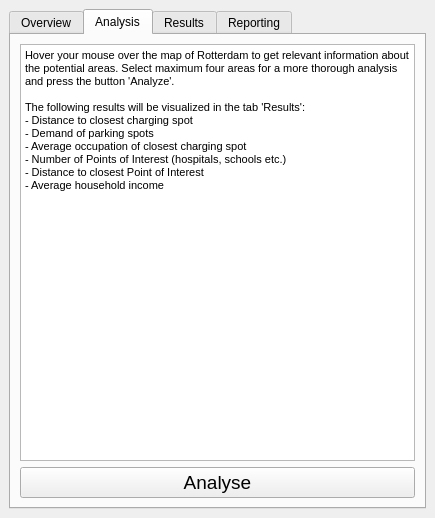
First picture: the form in SpatialDecision/spatial_decision_dockwidget_base.ui, repository JoostvanB/GEO1005, before the edit.
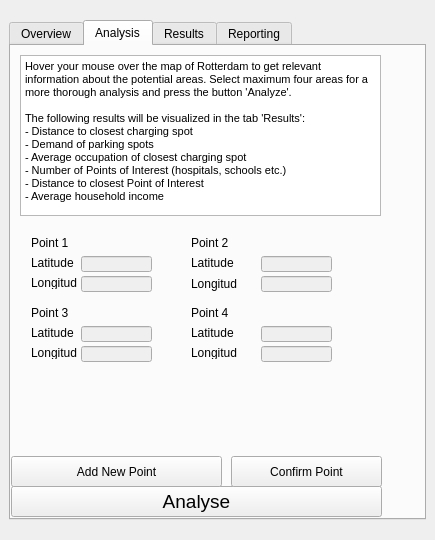
Second picture: the form after the edit. The open tabs and pages were chosen to show the change. Icons and pictures are not drawn.

What changed in the file:
```diff
--- a/SpatialDecision/spatial_decision_dockwidget_base.ui
+++ b/SpatialDecision/spatial_decision_dockwidget_base.ui
@@ -2,6 +2,14 @@
 <ui version="4.0">
  <class>SpatialDecisionDockWidgetBase</class>
  <widget class="QDockWidget" name="SpatialDecisionDockWidgetBase">
+  <property name="geometry">
+   <rect>
+    <x>0</x>
+    <y>0</y>
+    <width>394</width>
+    <height>540</height>
+   </rect>
+  </property>
   <property name="maximumSize">
    <size>
     <width>495</width>
@@ -12,8 +20,8 @@
    <string>SDSS Template</string>
   </property>
   <widget class="QWidget" name="dockWidgetContents">
-   <layout class="QHBoxLayout" name="horizontalLayout">
-    <item>
+   <layout class="QGridLayout" name="gridLayout_2">
+    <item row="0" column="0">
      <widget class="QTabWidget" name="sampleWidgets">
       <property name="sizePolicy">
        <sizepolicy hsizetype="Expanding" vsizetype="Maximum">
@@ -175,17 +183,20 @@
        <attribute name="title">
         <string>Analysis</string>
        </attribute>
-       <layout class="QFormLayout" name="formLayout_4">
-        <property name="fieldGrowthPolicy">
-         <enum>QFormLayout::FieldsStayAtSizeHint</enum>
+       <widget class="QTextBrowser" name="textBrowser">
+        <property name="geometry">
+         <rect>
+          <x>9</x>
+          <y>9</y>
+          <width>361</width>
+          <height>161</height>
+         </rect>
         </property>
-        <item row="0" column="0" colspan="2">
-         <widget class="QTextBrowser" name="textBrowser">
-          <property name="html">
-           <string>&lt;!DOCTYPE HTML PUBLIC &quot;-//W3C//DTD HTML 4.0//EN&quot; &quot;http://www.w3.org/TR/REC-html40/strict.dtd&quot;&gt;
+        <property name="html">
+         <string>&lt;!DOCTYPE HTML PUBLIC &quot;-//W3C//DTD HTML 4.0//EN&quot; &quot;http://www.w3.org/TR/REC-html40/strict.dtd&quot;&gt;
 &lt;html&gt;&lt;head&gt;&lt;meta name=&quot;qrichtext&quot; content=&quot;1&quot; /&gt;&lt;style type=&quot;text/css&quot;&gt;
 p, li { white-space: pre-wrap; }
-&lt;/style&gt;&lt;/head&gt;&lt;body style=&quot; font-family:'MS Shell Dlg 2'; font-size:7.5pt; font-weight:400; font-style:normal;&quot;&gt;
+&lt;/style&gt;&lt;/head&gt;&lt;body style=&quot; font-family:'MS Shell Dlg 2'; font-size:8.25pt; font-weight:400; font-style:normal;&quot;&gt;
 &lt;p style=&quot; margin-top:0px; margin-bottom:0px; margin-left:0px; margin-right:0px; -qt-block-indent:0; text-indent:0px;&quot;&gt;&lt;span style=&quot; font-size:8pt;&quot;&gt;Hover your mouse over the map of Rotterdam to get relevant information about the potential areas. Select maximum four areas for a more thorough analysis and press the button 'Analyze'. &lt;/span&gt;&lt;/p&gt;
 &lt;p style=&quot;-qt-paragraph-type:empty; margin-top:0px; margin-bottom:0px; margin-left:0px; margin-right:0px; -qt-block-indent:0; text-indent:0px; font-size:8pt;&quot;&gt;&lt;br /&gt;&lt;/p&gt;
 &lt;p style=&quot; margin-top:0px; margin-bottom:0px; margin-left:0px; margin-right:0px; -qt-block-indent:0; text-indent:0px;&quot;&gt;&lt;span style=&quot; font-size:8pt;&quot;&gt;The following results will be visualized in the tab 'Results':&lt;/span&gt;&lt;/p&gt;
@@ -195,22 +206,312 @@
 &lt;p style=&quot; margin-top:0px; margin-bottom:0px; margin-left:0px; margin-right:0px; -qt-block-indent:0; text-indent:0px;&quot;&gt;&lt;span style=&quot; font-size:8pt;&quot;&gt;- Number of Points of Interest (hospitals, schools etc.)&lt;/span&gt;&lt;/p&gt;
 &lt;p style=&quot; margin-top:0px; margin-bottom:0px; margin-left:0px; margin-right:0px; -qt-block-indent:0; text-indent:0px;&quot;&gt;&lt;span style=&quot; font-size:8pt;&quot;&gt;- Distance to closest Point of Interest&lt;/span&gt;&lt;/p&gt;
 &lt;p style=&quot; margin-top:0px; margin-bottom:0px; margin-left:0px; margin-right:0px; -qt-block-indent:0; text-indent:0px;&quot;&gt;&lt;span style=&quot; font-size:8pt;&quot;&gt;- Average household income&lt;/span&gt;&lt;/p&gt;&lt;/body&gt;&lt;/html&gt;</string>
-          </property>
-         </widget>
-        </item>
-        <item row="1" column="0" colspan="2">
-         <widget class="QPushButton" name="pushButton">
-          <property name="font">
-           <font>
-            <pointsize>14</pointsize>
-           </font>
-          </property>
-          <property name="text">
-           <string>Analyse</string>
-          </property>
-         </widget>
-        </item>
-       </layout>
+        </property>
+       </widget>
+       <widget class="QPushButton" name="pushButton">
+        <property name="geometry">
+         <rect>
+          <x>0</x>
+          <y>440</y>
+          <width>371</width>
+          <height>31</height>
+         </rect>
+        </property>
+        <property name="font">
+         <font>
+          <pointsize>14</pointsize>
+         </font>
+        </property>
+        <property name="text">
+         <string>Analyse</string>
+        </property>
+       </widget>
+       <widget class="QLabel" name="label">
+        <property name="geometry">
+         <rect>
+          <x>20</x>
+          <y>190</y>
+          <width>46</width>
+          <height>13</height>
+         </rect>
+        </property>
+        <property name="text">
+         <string>Point 1</string>
+        </property>
+       </widget>
+       <widget class="QLabel" name="label_2">
+        <property name="geometry">
+         <rect>
+          <x>20</x>
+          <y>210</y>
+          <width>46</width>
+          <height>13</height>
+         </rect>
+        </property>
+        <property name="text">
+         <string>Latitude</string>
+        </property>
+       </widget>
+       <widget class="QLineEdit" name="lineEditOneLat">
+        <property name="enabled">
+         <bool>false</bool>
+        </property>
+        <property name="geometry">
+         <rect>
+          <x>70</x>
+          <y>210</y>
+          <width>71</width>
+          <height>16</height>
+         </rect>
+        </property>
+       </widget>
+       <widget class="QLabel" name="label_5">
+        <property name="geometry">
+         <rect>
+          <x>20</x>
+          <y>230</y>
+          <width>46</width>
+          <height>13</height>
+         </rect>
+        </property>
+        <property name="text">
+         <string>Longitude</string>
+        </property>
+       </widget>
+       <widget class="QLineEdit" name="lineEditOneLon">
+        <property name="enabled">
+         <bool>false</bool>
+        </property>
+        <property name="geometry">
+         <rect>
+          <x>70</x>
+          <y>230</y>
+          <width>71</width>
+          <height>16</height>
+         </rect>
+        </property>
+       </widget>
+       <widget class="QLabel" name="label_6">
+        <property name="geometry">
+         <rect>
+          <x>180</x>
+          <y>190</y>
+          <width>46</width>
+          <height>13</height>
+         </rect>
+        </property>
+        <property name="text">
+         <string>Point 2</string>
+        </property>
+       </widget>
+       <widget class="QLabel" name="label_7">
+        <property name="geometry">
+         <rect>
+          <x>20</x>
+          <y>260</y>
+          <width>46</width>
+          <height>13</height>
+         </rect>
+        </property>
+        <property name="text">
+         <string>Point 3</string>
+        </property>
+       </widget>
+       <widget class="QLabel" name="label_8">
+        <property name="geometry">
+         <rect>
+          <x>180</x>
+          <y>260</y>
+          <width>46</width>
+          <height>13</height>
+         </rect>
+        </property>
+        <property name="text">
+         <string>Point 4</string>
+        </property>
+       </widget>
+       <widget class="QLabel" name="label_9">
+        <property name="geometry">
+         <rect>
+          <x>20</x>
+          <y>280</y>
+          <width>46</width>
+          <height>13</height>
+         </rect>
+        </property>
+        <property name="text">
+         <string>Latitude</string>
+        </property>
+       </widget>
+       <widget class="QLabel" name="label_10">
+        <property name="geometry">
+         <rect>
+          <x>20</x>
+          <y>300</y>
+          <width>46</width>
+          <height>13</height>
+         </rect>
+        </property>
+        <property name="text">
+         <string>Longitude</string>
+        </property>
+       </widget>
+       <widget class="QLabel" name="label_11">
+        <property name="geometry">
+         <rect>
+          <x>180</x>
+          <y>210</y>
+          <width>46</width>
+          <height>13</height>
+         </rect>
+        </property>
+        <property name="text">
+         <string>Latitude</string>
+        </property>
+       </widget>
+       <widget class="QLabel" name="label_12">
+        <property name="geometry">
+         <rect>
+          <x>180</x>
+          <y>230</y>
+          <width>46</width>
+          <height>16</height>
+         </rect>
+        </property>
+        <property name="text">
+         <string>Longitude</string>
+        </property>
+       </widget>
+       <widget class="QLineEdit" name="lineEditTwoLat">
+        <property name="enabled">
+         <bool>false</bool>
+        </property>
+        <property name="geometry">
+         <rect>
+          <x>250</x>
+          <y>210</y>
+          <width>71</width>
+          <height>16</height>
+         </rect>
+        </property>
+       </widget>
+       <widget class="QLineEdit" name="lineEditTwoLon">
+        <property name="enabled">
+         <bool>false</bool>
+        </property>
+        <property name="geometry">
+         <rect>
+          <x>250</x>
+          <y>230</y>
+          <width>71</width>
+          <height>16</height>
+         </rect>
+        </property>
+       </widget>
+       <widget class="QLabel" name="label_13">
+        <property name="geometry">
+         <rect>
+          <x>180</x>
+          <y>280</y>
+          <width>46</width>
+          <height>13</height>
+         </rect>
+        </property>
+        <property name="text">
+         <string>Latitude</string>
+        </property>
+       </widget>
+       <widget class="QLineEdit" name="lineEditThreeLat">
+        <property name="enabled">
+         <bool>false</bool>
+        </property>
+        <property name="geometry">
+         <rect>
+          <x>70</x>
+          <y>280</y>
+          <width>71</width>
+          <height>16</height>
+         </rect>
+        </property>
+       </widget>
+       <widget class="QLineEdit" name="lineEditThreeLon">
+        <property name="enabled">
+         <bool>false</bool>
+        </property>
+        <property name="geometry">
+         <rect>
+          <x>70</x>
+          <y>300</y>
+          <width>71</width>
+          <height>16</height>
+         </rect>
+        </property>
+       </widget>
+       <widget class="QLineEdit" name="lineEditFourLat">
+        <property name="enabled">
+         <bool>false</bool>
+        </property>
+        <property name="geometry">
+         <rect>
+          <x>250</x>
+          <y>280</y>
+          <width>71</width>
+          <height>16</height>
+         </rect>
+        </property>
+       </widget>
+       <widget class="QLineEdit" name="lineEditFourLon">
+        <property name="enabled">
+         <bool>false</bool>
+        </property>
+        <property name="geometry">
+         <rect>
+          <x>250</x>
+          <y>300</y>
+          <width>71</width>
+          <height>16</height>
+         </rect>
+        </property>
+       </widget>
+       <widget class="QLabel" name="label_14">
+        <property name="geometry">
+         <rect>
+          <x>180</x>
+          <y>300</y>
+          <width>46</width>
+          <height>13</height>
+         </rect>
+        </property>
+        <property name="text">
+         <string>Longitude</string>
+        </property>
+       </widget>
+       <widget class="QPushButton" name="pushButtonAdd">
+        <property name="geometry">
+         <rect>
+          <x>0</x>
+          <y>410</y>
+          <width>211</width>
+          <height>31</height>
+         </rect>
+        </property>
+        <property name="text">
+         <string>Add New Point</string>
+        </property>
+       </widget>
+       <widget class="QPushButton" name="pushButtonConfirmPoint">
+        <property name="geometry">
+         <rect>
+          <x>220</x>
+          <y>410</y>
+          <width>151</width>
+          <height>31</height>
+         </rect>
+        </property>
+        <property name="text">
+         <string>Confirm Point</string>
+        </property>
+       </widget>
       </widget>
       <widget class="QWidget" name="ResultsTab">
        <attribute name="title">
```
Left out of the diff: 33 changed lines with no effect on the pictures.
